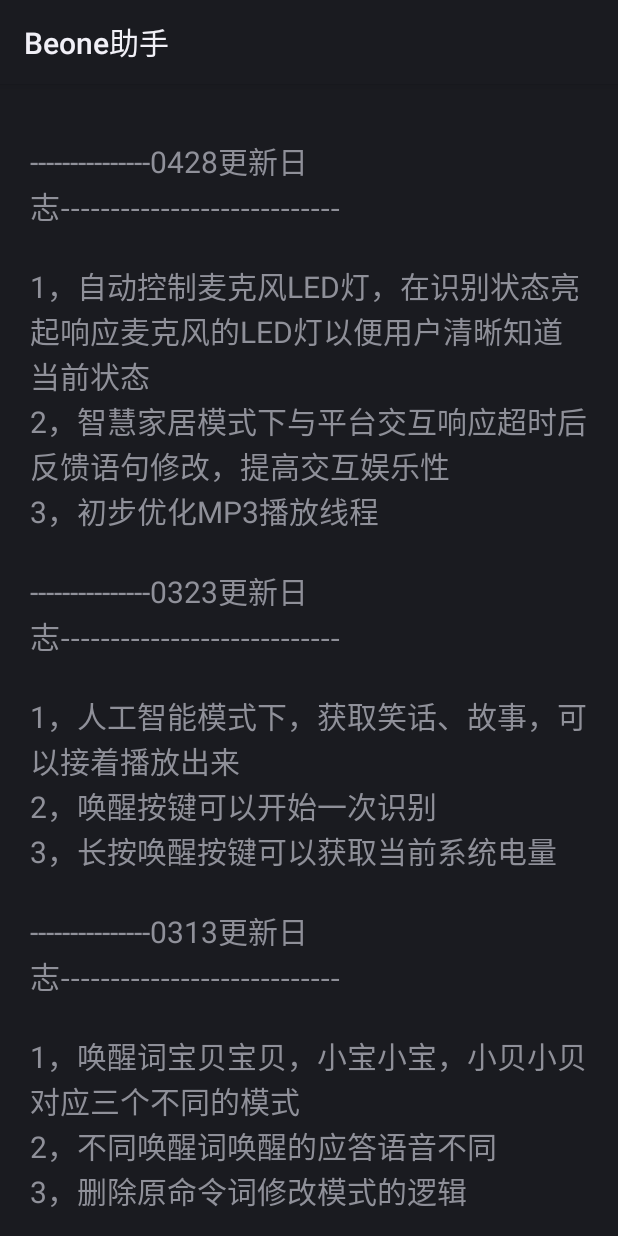
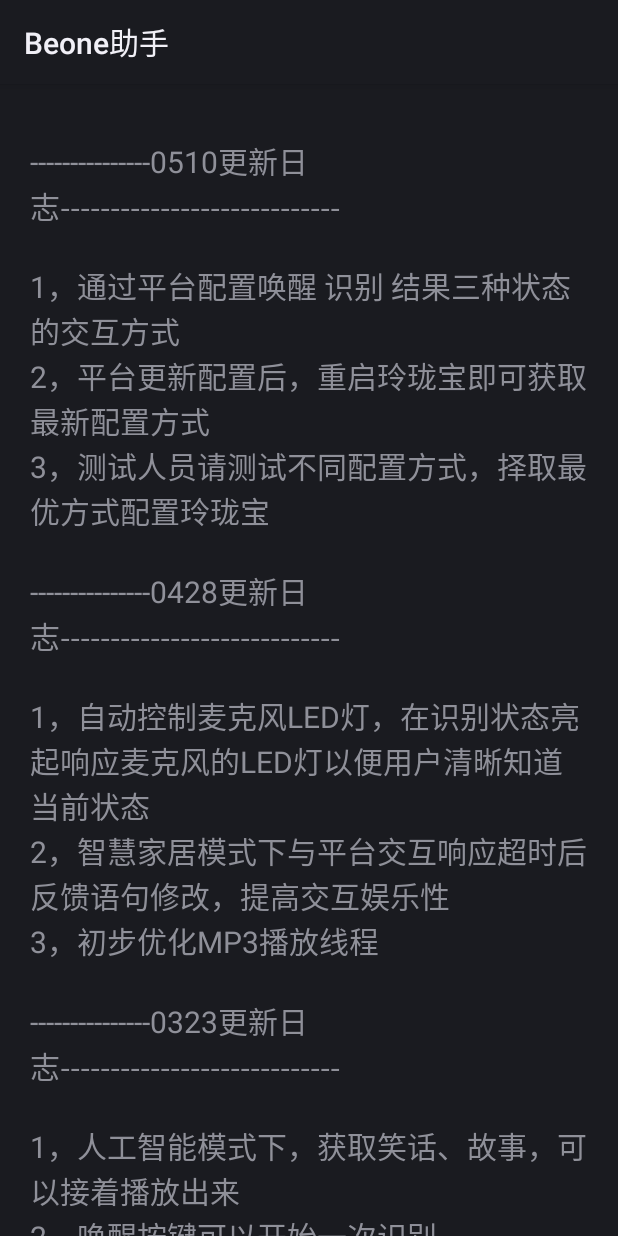
Before and after one commit to WonderFannn/TTAid, an Android app: the screen it shows after launch (SettingActivity), on a phone screen of 412 x 824 dp. Run offline under Robolectric (Android 15) with nearby library versions, the phone set to English and light mode, and no system bars; our stand-ins replace ButterKnife, Volley; libraries missing offline, so code that uses them is left out: com.iflytek.cloud, com.tencent.bugly; 2 statements that could not run were skipped.

Commit message:
版本更新

```diff
--- a/app/src/main/AndroidManifest.xml
+++ b/app/src/main/AndroidManifest.xml
@@ -3,7 +3,7 @@
     package="com.beoneaid"
     android:installLocation="auto"
     android:versionCode="2"
-    android:versionName="2.4.0428">
+    android:versionName="2.4.0510">
 
     <application
         android:icon="@drawable/icon"
--- a/app/src/main/res/layout/main_activity.xml
+++ b/app/src/main/res/layout/main_activity.xml
@@ -27,6 +27,12 @@
                 android:gravity="center|left"
                 android:padding="10dp"
                 android:text="
+                \n---------------0510更新日志----------------------------
+                \n
+                \n1，通过平台配置唤醒 识别 结果三种状态的交互方式
+                \n2，平台更新配置后，重启玲珑宝即可获取最新配置方式
+                \n3，测试人员请测试不同配置方式，择取最优方式配置玲珑宝
+                \n
                 \n---------------0428更新日志----------------------------
                 \n
                 \n1，自动控制麦克风LED灯，在识别状态亮起响应麦克风的LED灯以便用户清晰知道当前状态
```
Also changed, not shown: app/src/main/java/com/beoneaid/smartecho/BeoneAid.java (+36 -8 lines).
